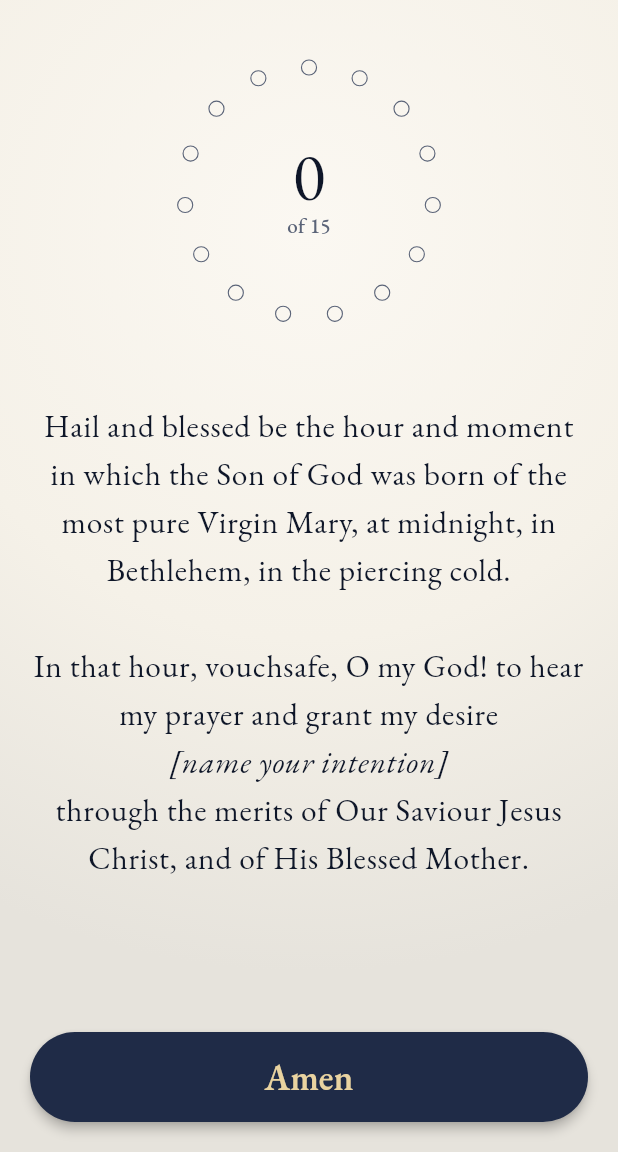
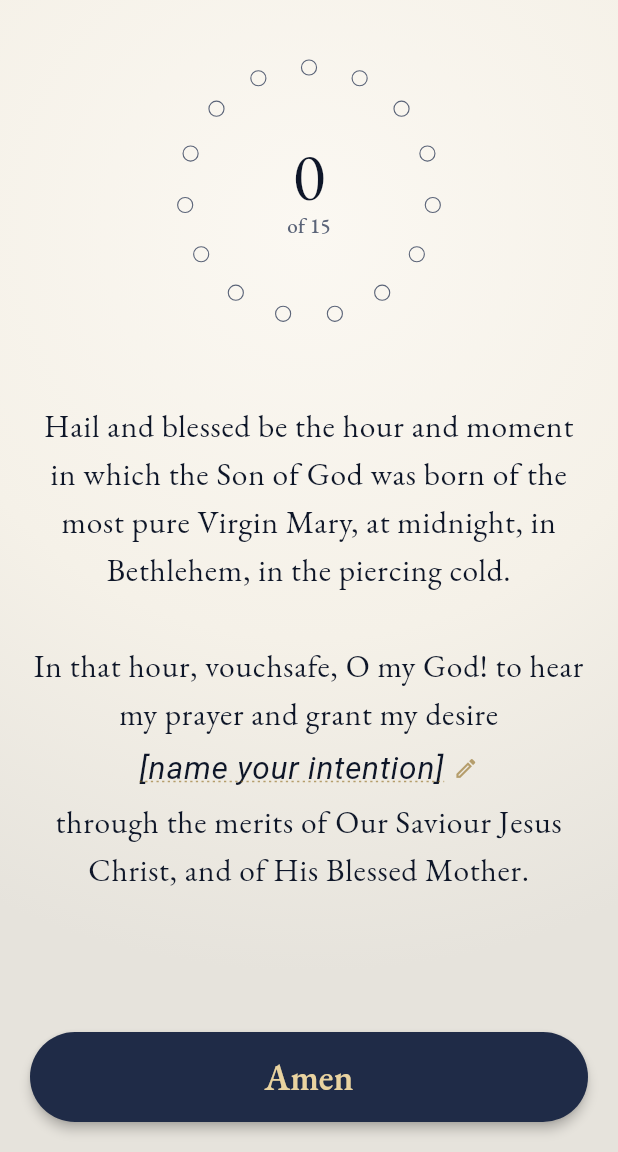
Before and after one commit to mftruso/st-andrew-novena, a Flutter app: the screen it shows after launch, on a phone screen of 412 x 824 dp, the part 84-1236 px from its top. Run offline on Flutter 3.47's test engine with Material 3 defaults, Android fonts, the phone set to English and light mode, and no system bars; our stand-ins replace flutter_local_notifications, flutter_timezone, get_it, google_fonts, material_ui, shared_preferences and 1 more.

Commit message:
Let users tap the prayer's intention to type their own
Tapping [name your intention] on the home screen opens a bottom sheet
to set, edit, or clear it. The intention is saved in SharedPreferences
under `intention` and shown in place of the placeholder. Closes #19.

Co-Authored-By: Claude Opus 5.5 <noreply@anthropic.com>

```diff
--- a/lib/aboutPage.dart
+++ b/lib/aboutPage.dart
@@ -62,7 +62,7 @@ class AboutPage extends StatelessWidget {
             ),
             heading('How to Pray It'),
             paragraph(
-              'Pray the prayer 15 times each day, from November 30 until Christmas. Where the prayer says "[name your intention]", ask for the grace you are seeking.',
+              'Pray the prayer 15 times each day, from November 30 until Christmas. Where the prayer says "[name your intention]", ask for the grace you are seeking. In this app, you can tap it to type your intention, which is saved only on this device.',
             ),
             paragraph(
               'The 15 prayers don\'t have to be said all at once: many people spread them throughout the day. If you miss a day, simply pick up again the next day.',
--- a/lib/main.dart
+++ b/lib/main.dart
@@ -4,6 +4,7 @@ import 'package:get_it/get_it.dart';
 import 'package:shared_preferences/shared_preferences.dart';
 import 'package:st_andrew_novena/aboutPage.dart';
 import 'package:st_andrew_novena/appTheme.dart';
+import 'package:st_andrew_novena/intentionSheet.dart';
 import 'package:st_andrew_novena/notificationService.dart';
 import 'package:st_andrew_novena/prayerBeads.dart';
 import 'package:st_andrew_novena/settingsPage.dart';
@@ -107,6 +108,7 @@ class ScreenNavigator {
 
 class _MyHomePageState extends State<MyHomePage> with WidgetsBindingObserver {
   int _counter = 0;
+  String _intention = '';
 
   @override
   void initState() {
@@ -131,6 +133,7 @@ class _MyHomePageState extends State<MyHomePage> with WidgetsBindingObserver {
   Future<void> _startup() async {
     await getIt<NotificationService>().initialize();
     await _initializeCounter();
+    await _initializeIntention();
     await getIt<NotificationService>().syncNotifications();
   }
 
@@ -160,6 +163,23 @@ class _MyHomePageState extends State<MyHomePage> with WidgetsBindingObserver {
     } else {
       setState(() {
         _counter = counter;
+      });
+    }
+  }
+
+  Future<void> _initializeIntention() async {
+    final prefs = await SharedPreferences.getInstance();
+    setState(() {
+      _intention = prefs.getString('intention') ?? '';
+    });
+  }
+
+  Future<void> _editIntention() async {
+    final intention = await showIntentionSheet(context, _intention);
+    // null when the sheet was dismissed without saving
+    if (intention != null) {
+      setState(() {
+        _intention = intention;
       });
     }
   }
@@ -206,6 +226,68 @@ class _MyHomePageState extends State<MyHomePage> with WidgetsBindingObserver {
     await _resetCounter();
     // prayers are no longer complete, so reminders resume today
     await getIt<NotificationService>().syncNotifications();
+  }
+
+  /// The intention in the prayer, tapped to edit it: underlined like a link
+  /// rather than drawn as a button, so it reads as part of the prayer.
+  Widget _buildIntention(BuildContext context) {
+    final theme = Theme.of(context);
+    final style = theme.extension<NovenaText>()!.intention;
+    final muted = theme.extension<NovenaColors>()!.gold.withValues(alpha: 0.6);
+    final intention = _intention.trim();
+    final iconSize = MediaQuery.textScalerOf(context).scale(style.fontSize!);
+
+    return Semantics(
+      button: true,
+      label: intention.isEmpty
+          ? 'Prayer intention, not set'
+          : 'Prayer intention: $intention',
+      onTap: _editIntention,
+      onTapHint: 'edit',
+      excludeSemantics: true,
+      // the gradient behind the prayer would hide ripples on the Scaffold
+      child: Material(
+        type: MaterialType.transparency,
+        child: InkWell(
+          onTap: _editIntention,
+          borderRadius: BorderRadius.circular(8),
+          child: Padding(
+            padding: const EdgeInsets.symmetric(horizontal: 8, vertical: 4),
+            child: Text.rich(
+              TextSpan(
+                children: [
+                  TextSpan(
+                    text: intention.isEmpty
+                        ? '[name your intention]'
+                        : intention,
+                    style: TextStyle(
+                      decoration: TextDecoration.underline,
+                      decorationStyle: TextDecorationStyle.dotted,
+                      decorationColor: muted,
+                    ),
+                  ),
+                  // in the text, so it wraps with the last word
+                  WidgetSpan(
+                    alignment: PlaceholderAlignment.middle,
+                    child: Padding(
+                      padding: const EdgeInsets.only(left: 6),
+                      child: Icon(
+                        Icons.edit_outlined,
+                        size: iconSize * 0.8,
+                        color: muted,
+                      ),
+                    ),
+                  ),
+                ],
+              ),
+              // the theme's style itself, not a copy built on every build
+              style: style,
+              textAlign: TextAlign.center,
+            ),
+          ),
+        ),
+      ),
+    );
   }
 
   @override
@@ -282,11 +364,7 @@ class _MyHomePageState extends State<MyHomePage> with WidgetsBindingObserver {
                           style: textTheme.bodyLarge,
                           textAlign: TextAlign.center,
                         ),
-                        Text(
-                          '[name your intention]',
-                          style: theme.extension<NovenaText>()!.intention,
-                          textAlign: TextAlign.center,
-                        ),
+                        _buildIntention(context),
                         Text(
                           'through the merits of Our Saviour Jesus Christ, and of His Blessed Mother.',
                           style: textTheme.bodyLarge,
```
Also changed, not shown: lib/intentionSheet.dart (added, +113 -0 lines), 2 other files.
